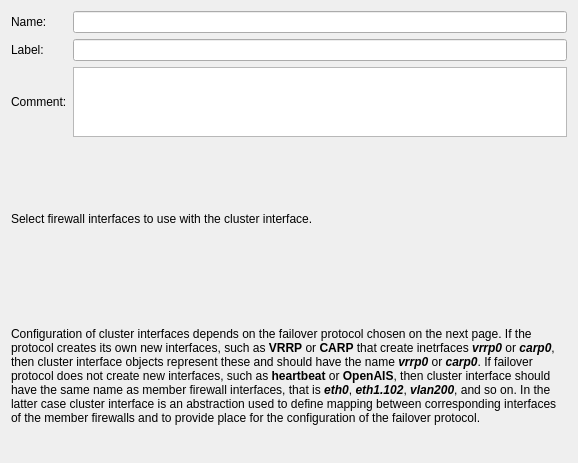
Old version of the form src/gui/ClusterInterfaceWidget.ui in the repository fwbuilder/fwbuilder.
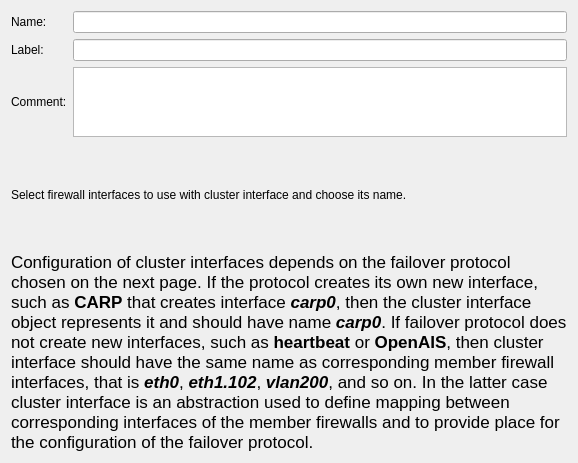
New version of the form.

```diff
--- a/src/gui/ClusterInterfaceWidget.ui
+++ b/src/gui/ClusterInterfaceWidget.ui
@@ -67,21 +67,21 @@
      </item>
     </layout>
    </item>
-   <item row="1" column="0">
-    <widget class="QLabel" name="label_5">
-     <property name="text">
-      <string>Select firewall interfaces to use with the cluster interface.</string>
+   <item row="1" column="0" >
+    <widget class="QLabel" name="label_5" >
+     <property name="text" >
+      <string>Select firewall interfaces to use with cluster interface and choose its name.</string>
      </property>
     </widget>
    </item>
-   <item row="2" column="0">
-    <widget class="QLabel" name="label_4">
-     <property name="text">
-      <string>&lt;!DOCTYPE HTML PUBLIC &quot;-//W3C//DTD HTML 4.0//EN&quot; &quot;http://www.w3.org/TR/REC-html40/strict.dtd&quot;&gt;
-&lt;html&gt;&lt;head&gt;&lt;meta name=&quot;qrichtext&quot; content=&quot;1&quot; /&gt;&lt;style type=&quot;text/css&quot;&gt;
+   <item row="2" column="0" >
+    <widget class="QLabel" name="label_4" >
+     <property name="text" >
+      <string>&lt;!DOCTYPE HTML PUBLIC "-//W3C//DTD HTML 4.0//EN" "http://www.w3.org/TR/REC-html40/strict.dtd">
+&lt;html>&lt;head>&lt;meta name="qrichtext" content="1" />&lt;style type="text/css">
 p, li { white-space: pre-wrap; }
-&lt;/style&gt;&lt;/head&gt;&lt;body&gt;
-&lt;p style=&quot; margin-top:0px; margin-bottom:0px; margin-left:0px; margin-right:0px; -qt-block-indent:0; text-indent:0px;&quot;&gt;Configuration of cluster interfaces depends on the failover protocol chosen on the next page. If the protocol creates its own new interfaces, such as &lt;span style=&quot; font-weight:600;&quot;&gt;VRRP&lt;/span&gt; or &lt;span style=&quot; font-weight:600;&quot;&gt;CARP&lt;/span&gt; that create inetrfaces &lt;span style=&quot; font-weight:600; font-style:italic;&quot;&gt;vrrp0&lt;/span&gt; or &lt;span style=&quot; font-weight:600; font-style:italic;&quot;&gt;carp0&lt;/span&gt;, then cluster interface objects represent these and should have the name &lt;span style=&quot; font-weight:600; font-style:italic;&quot;&gt;vrrp0&lt;/span&gt; or &lt;span style=&quot; font-weight:600; font-style:italic;&quot;&gt;carp0&lt;/span&gt;. If failover protocol does not create new interfaces, such as &lt;span style=&quot; font-weight:600;&quot;&gt;heartbeat&lt;/span&gt; or &lt;span style=&quot; font-weight:600;&quot;&gt;OpenAIS&lt;/span&gt;, then cluster interface should have the same name as member firewall interfaces, that is &lt;span style=&quot; font-weight:600; font-style:italic;&quot;&gt;eth0&lt;/span&gt;, &lt;span style=&quot; font-weight:600; font-style:italic;&quot;&gt;eth1.102&lt;/span&gt;, &lt;span style=&quot; font-weight:600; font-style:italic;&quot;&gt;vlan200&lt;/span&gt;, and so on. In the latter case cluster interface is an abstraction used to define mapping between corresponding interfaces of the member firewalls and to provide place for the configuration of the failover protocol.&lt;/p&gt;&lt;/body&gt;&lt;/html&gt;</string>
+&lt;/style>&lt;/head>&lt;body style=" font-family:'Lucida Grande'; font-size:13pt; font-weight:400; font-style:normal;">
+&lt;p style=" margin-top:0px; margin-bottom:0px; margin-left:0px; margin-right:0px; -qt-block-indent:0; text-indent:0px;">Configuration of cluster interfaces depends on the failover protocol chosen on the next page. If the protocol creates its own new interface, such as &lt;span style=" font-weight:600;">CARP&lt;/span> that creates interface &lt;span style=" font-weight:600; font-style:italic;">carp0&lt;/span>, then the cluster interface object represents it and should have name &lt;span style=" font-weight:600; font-style:italic;">carp0&lt;/span>. If failover protocol does not create new interfaces, such as &lt;span style=" font-weight:600;">heartbeat&lt;/span> or &lt;span style=" font-weight:600;">OpenAIS&lt;/span>, then cluster interface should have the same name as corresponding member firewall interfaces, that is &lt;span style=" font-weight:600; font-style:italic;">eth0&lt;/span>, &lt;span style=" font-weight:600; font-style:italic;">eth1.102&lt;/span>, &lt;span style=" font-weight:600; font-style:italic;">vlan200&lt;/span>, and so on. In the latter case cluster interface is an abstraction used to define mapping between corresponding interfaces of the member firewalls and to provide place for the configuration of the failover protocol.&lt;/p>&lt;/body>&lt;/html></string>
      </property>
      <property name="wordWrap">
       <bool>true</bool>
```
Left out of the diff: 59 changed lines with no effect on the pictures.
